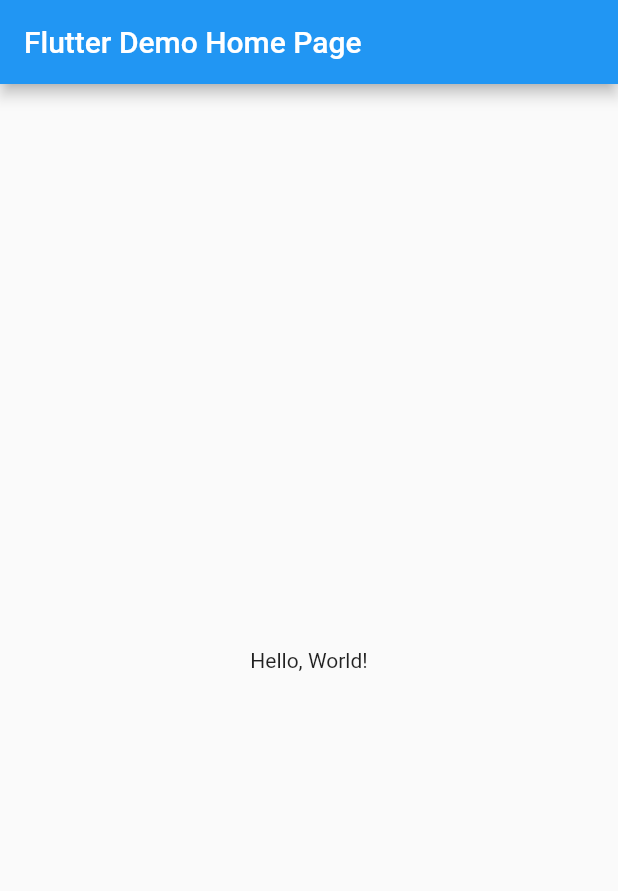
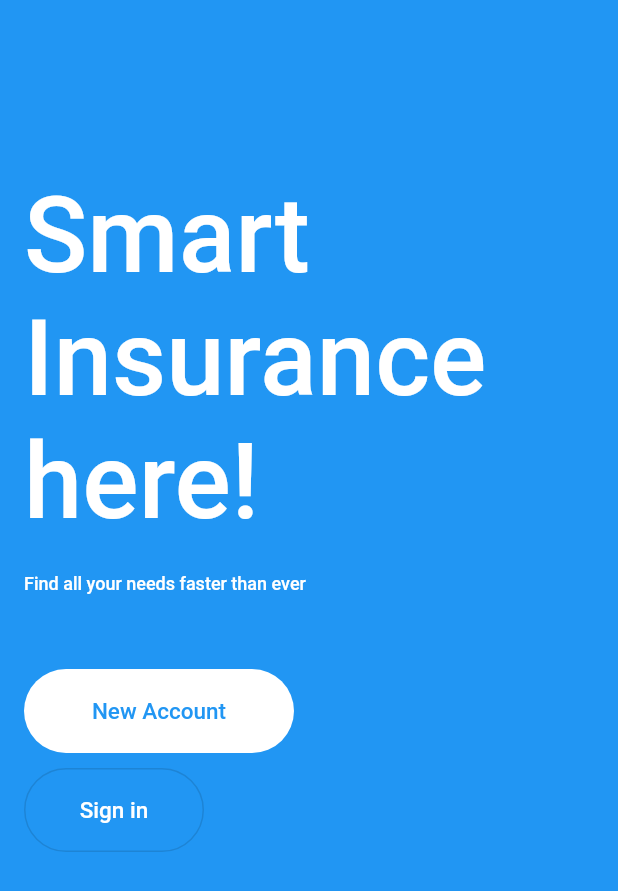
Before and after one commit to Bookieblue/Landing-Page, a Flutter app: the screen it shows after launch, on a phone screen of 412 x 824 dp. Shown: the top 891 px of the screen. Run offline on Flutter 3.47's test engine with Material 2 defaults, Android fonts, the phone set to English and light mode, and no system bars.

```diff
--- a/lib/main.dart
+++ b/lib/main.dart
@@ -1,3 +1,5 @@
+// ignore_for_file: prefer_const_constructors
+import 'package:flutter/cupertino.dart';
 import 'package:flutter/material.dart';
 
 void main() => runApp(MyApp());
@@ -14,6 +16,7 @@ class MyApp extends StatelessWidget {
       theme: ThemeData(
         primarySwatch: Colors.blue,
       ),
+      debugShowCheckedModeBanner: false,
       // A widget which will be started on application startup
       home: MyHomePage(title: 'Flutter Demo Home Page'),
     );
@@ -24,18 +27,91 @@ class MyHomePage extends StatelessWidget {
   final String title;
   const MyHomePage({Key? key, required this.title}) : super(key: key);
 
+  get text => null;
+
   @override
   Widget build(BuildContext context) {
     return Scaffold(
-      appBar: AppBar(
-        // The title text which will be shown on the action bar
-        title: Text(title),
-      ),
-      body: Center(
-        child: Text(
-          'Hello, World!',
-        ),
-      ),
-    );
+        backgroundColor: Colors.blue,
+        body: Padding(
+          padding: const EdgeInsets.all(16.0),
+          child:
+              Column(crossAxisAlignment: CrossAxisAlignment.start, children: [
+            SizedBox(height: 100),
+            Column(
+              crossAxisAlignment: CrossAxisAlignment.start,
+              children: [
+                Text(
+                  "Smart",
+                  style: TextStyle(
+                      fontSize: 70,
+                      color: Colors.white,
+                      fontWeight: FontWeight.w500),
+                ),
+                Text(
+                  "Insurance",
+                  style: TextStyle(
+                      fontSize: 70,
+                      color: Colors.white,
+                      fontWeight: FontWeight.w500),
+                ),
+                Text(
+                  "here!",
+                  style: TextStyle(
+                      fontSize: 70,
+                      color: Colors.white,
+                      fontWeight: FontWeight.w500),
+                ),
+              ],
+            ),
+            SizedBox(height: 20),
+            Text(
+              "Find all your needs faster than ever",
+              style: TextStyle(
+                  fontWeight: FontWeight.w500,
+                  color: Colors.white,
+                  fontSize: 12),
+            ),
+            SizedBox(height: 50),
+            TextButton(
+              style: ButtonStyle(
+                backgroundColor: MaterialStateProperty.all<Color>(Colors.white),
+                elevation: MaterialStateProperty.all(0),
+                minimumSize: MaterialStateProperty.all(Size(180, 56)),
+                shape: MaterialStateProperty.all(
+                  RoundedRectangleBorder(
+                    borderRadius: BorderRadius.circular(28),
+                  ),
+                ),
+              ),
+              child: Text(
+                "New Account",
+                style: TextStyle(
+                    fontWeight: FontWeight.w500,
+                    color: Colors.blue,
+                    fontSize: 15),
+              ),
+              onPressed: () {},
+            ),
+            SizedBox(height: 10),
+            OutlinedButton(
+              style: OutlinedButton.styleFrom(
+                minimumSize: Size(120, 56),
+                shape: RoundedRectangleBorder(
+                  borderRadius: BorderRadius.circular(28),
+                  side: BorderSide(color: Colors.white, width: 1),
+                ),
+              ),
+              child: Text(
+                "Sign in",
+                style: TextStyle(
+                    fontWeight: FontWeight.w500,
+                    color: Colors.white,
+                    fontSize: 15),
+              ),
+              onPressed: () {},
+            ),
+          ]),
+        ));
   }
 }
```
